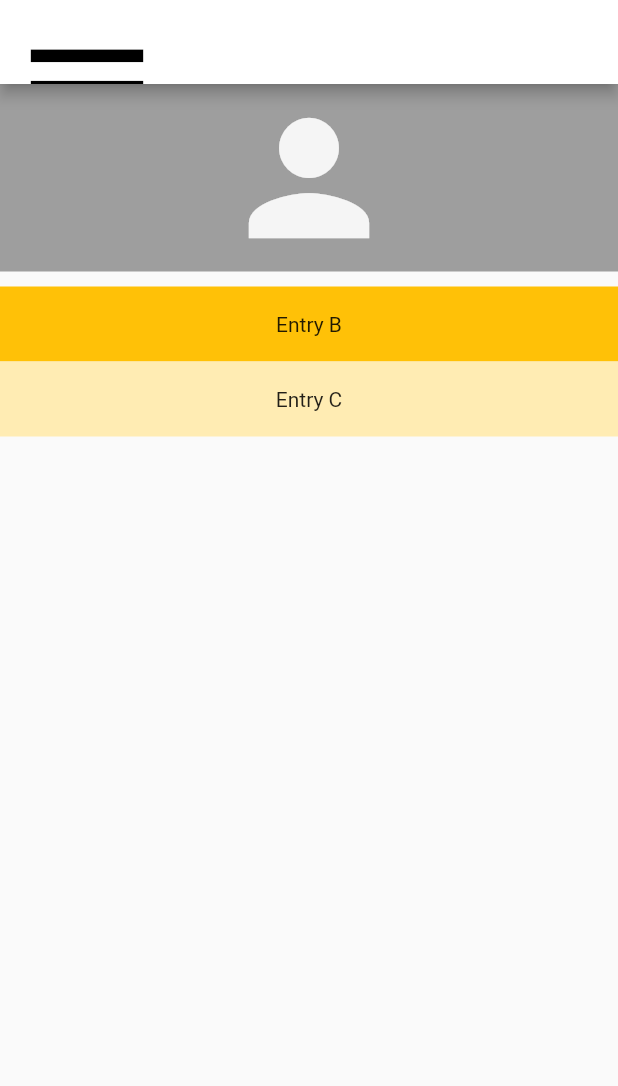
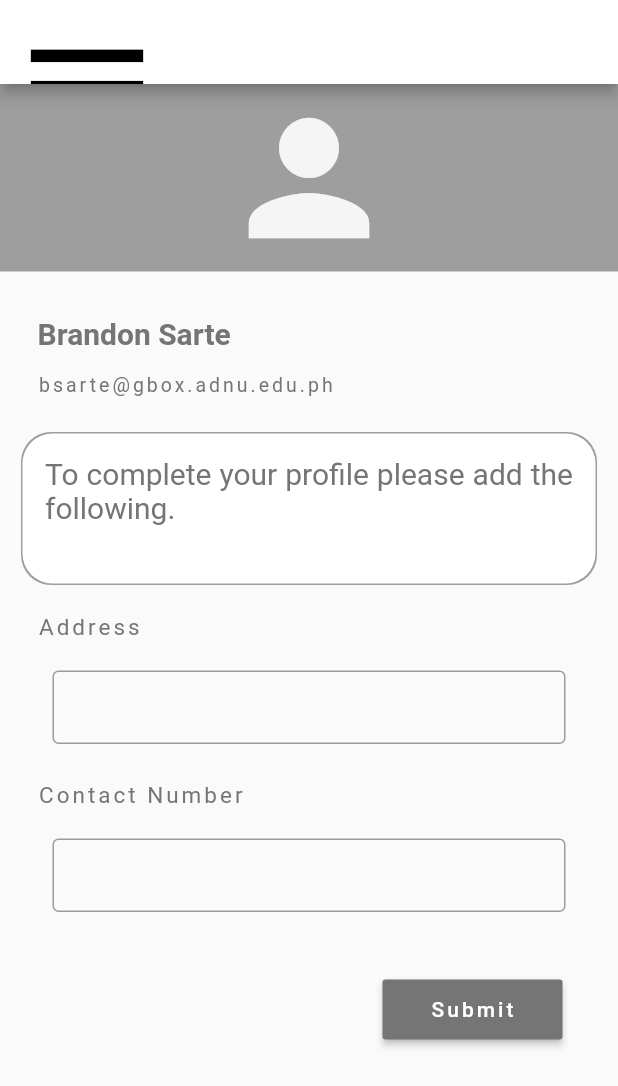
Before and after one commit to team-cobeed/CobeedApp, a Flutter app: the profilePage screen opened directly, on a phone screen of 412 x 824 dp. Shown: the top 1086 px of the screen. Run offline on Flutter 3.47's test engine with Material 2 defaults, Android fonts, the phone set to English and light mode, and no system bars.

Commit message:
Brandog Profile

```diff
--- a/lib/main.dart
+++ b/lib/main.dart
@@ -9,6 +9,28 @@ class CobeedApp extends StatelessWidget{
     return MaterialApp(
       debugShowCheckedModeBanner: false,
       home: LoadScreen(),
+    );
+  }
+}
+
+class HomeMaterial extends StatefulWidget {
+  @override
+  _HomeMaterialState createState() => _HomeMaterialState();
+}
+class _HomeMaterialState extends State {
+  final _formKey = GlobalKey();
+  @override
+  Widget build(BuildContext context) {
+    return Scaffold(
+        appBar: AppBar(title: Text('Profile')),
+        body: Container(
+            child: Builder(
+                builder: (context) => Form(
+                  key: _formKey,
+                  child: Container(),
+                )
+            )
+        )
     );
   }
 }
--- a/lib/profile.dart
+++ b/lib/profile.dart
@@ -2,6 +2,7 @@ import 'package:flutter/material.dart';
 import 'index_screen.dart';
 import 'home_screen.dart';
 import 'drawer_screen.dart';
+import 'main.dart';
 
 class profilePage extends StatelessWidget{
   @override
@@ -31,16 +32,125 @@ class profilePage extends StatelessWidget{
               ),
             ),
             Container(
-              padding: const EdgeInsets.all(10),
-              height: 50,
-              color: Colors.amber[500],
-              child: const Center(child: Text('Entry B')),
+              margin: const EdgeInsets.fromLTRB(25, 20, 5, 10),
+              child: Text('Brandon Sarte',
+              textAlign: TextAlign.justify,
+              style: TextStyle(
+                fontSize: 20,
+                fontWeight: FontWeight.bold,
+                color: Colors.grey[600],
+              ),
+              ),
             ),
             Container(
-              height: 50,
-              color: Colors.amber[100],
-              child: const Center(child: Text('Entry C')),
+              margin: const EdgeInsets.fromLTRB(25, 5, 5, 10),
+              child: Text('bsarte@gbox.adnu.edu.ph',
+                textAlign: TextAlign.justify,
+                style: TextStyle(
+                  fontSize: 13,
+                  letterSpacing: 2,
+                  color: Colors.grey[600],
+                ),
+              ),
             ),
+            Container(
+              margin: const EdgeInsets.all(15),
+              child: Padding(
+                padding: const EdgeInsets.all(15.0),
+                child: Text(
+                  'To complete your profile please add the following.',
+
+                  textAlign: TextAlign.justify,
+                  style: TextStyle(
+                    color: Colors.grey[600],
+                    fontSize: 20,
+                  ),
+                ),
+              ),
+              decoration: BoxDecoration(
+                borderRadius: BorderRadius.circular(20),
+                color: Colors.white,
+
+                boxShadow: [
+                  BoxShadow(color: Colors.grey[500], spreadRadius: 1),
+                ],
+              ),
+              height: 100,
+            ),
+            Container(
+              margin: const EdgeInsets.fromLTRB(25, 5, 5, 10),
+              child: Text('Address',
+                textAlign: TextAlign.justify,
+                style: TextStyle(
+                  fontSize: 15,
+                  letterSpacing: 2,
+                  color: Colors.grey[600],
+                ),
+              ),
+            ),
+            Container(
+              padding: EdgeInsets.fromLTRB(25, 0, 25, 10),
+              margin: EdgeInsets.all(10),
+              child: TextField(
+
+                decoration: InputDecoration(
+                  border: OutlineInputBorder(),
+                  isDense: true,
+                  contentPadding: const EdgeInsets.all(15.0),
+                ),
+              ),
+            ),
+            Container(
+              margin: const EdgeInsets.fromLTRB(25, 5, 5, 10),
+              child: Text('Contact Number',
+                textAlign: TextAlign.justify,
+                style: TextStyle(
+                  fontSize: 15,
+                  letterSpacing: 2,
+                  color: Colors.grey[600],
+                ),
+              ),
+            ),
+            Container(
+              padding: EdgeInsets.fromLTRB(25, 0, 25, 0),
+              margin: EdgeInsets.all(10),
+              child: TextField(
+                obscureText: true,
+                decoration: InputDecoration(
+                  border: OutlineInputBorder(),
+                  isDense: true,
+                  contentPadding: const EdgeInsets.all(15.0),
+                ),
+              ),
+            ),
+            Container(
+              height: 100,
+              child: Row(
+                children: <Widget> [
+                  Container(
+                      height: 50,
+                      width: 170,
+                      margin: EdgeInsets.fromLTRB(205, 0, 0, 0),
+                      padding: EdgeInsets.fromLTRB(50, 10, 0, 0),
+                      child: RaisedButton(
+                          textColor: Colors.white,
+                          color: Colors.grey[600],
+                          child: Text('Submit',
+                            style: TextStyle(
+                              letterSpacing: 2,
+                            ),
+                          ),
+                          onPressed: (){
+                            Navigator.push(context, MaterialPageRoute(
+                                builder: (context)=> IndexScreen()
+                            )); //Index Screen
+                          }
+                      )
+                  )
+                ],
+              ),
+            )
+
           ],
         )
       ),
```
Also changed, not shown: pubspec.lock.
